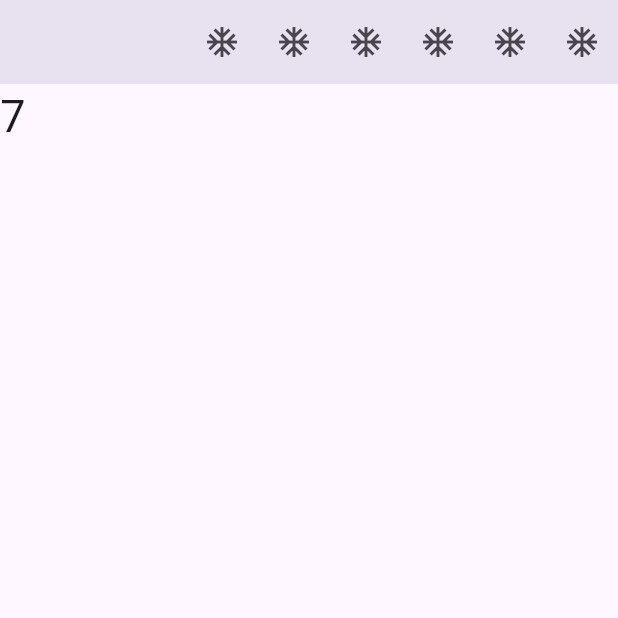
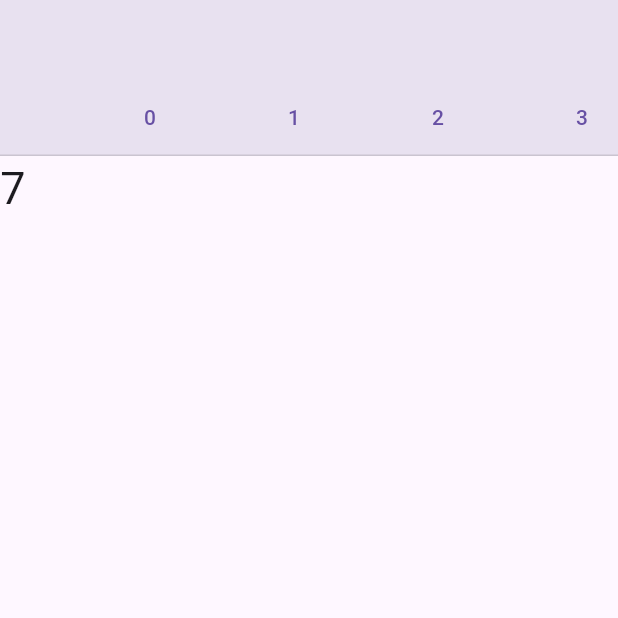
Before and after one commit to toyotarou/test_auto_scroll_sample, a Flutter app: the screen it shows after launch, on a phone screen of 412 x 824 dp, the top half of it. Run offline on Flutter 3.47's test engine with Material 3 defaults, Android fonts, the phone set to English and light mode, and no system bars.

Commit message:
commit 20240622

```diff
--- a/lib/screens/home_screen.dart
+++ b/lib/screens/home_screen.dart
@@ -1,3 +1,4 @@
+import 'package:flutter/cupertino.dart';
 import 'package:flutter/material.dart';
 
 class HomeScreen extends StatelessWidget {
@@ -20,39 +21,29 @@ class HomeScreen extends StatelessWidget {
   ///
   @override
   Widget build(BuildContext context) {
-    globalKeyList = List.generate(10, (index) => GlobalKey());
+    globalKeyList = List.generate(20, (index) => GlobalKey());
 
     WidgetsBinding.instance.addPostFrameCallback((_) {
       scrollToIndex(7);
     });
 
-    return Scaffold(
+    return DefaultTabController(
+      length: 15,
+      child: Scaffold(
         appBar: AppBar(
-        actions: [
-          IconButton(
-              onPressed: () => scrollToIndex(0),
-              icon: const Icon(Icons.ac_unit)),
-          IconButton(
-              onPressed: () => scrollToIndex(1),
-              icon: const Icon(Icons.ac_unit)),
-          IconButton(
-              onPressed: () => scrollToIndex(2),
-              icon: const Icon(Icons.ac_unit)),
-          IconButton(
-              onPressed: () => scrollToIndex(3),
-              icon: const Icon(Icons.ac_unit)),
-          IconButton(
-              onPressed: () => scrollToIndex(4),
-              icon: const Icon(Icons.ac_unit)),
-          IconButton(
-              onPressed: () => scrollToIndex(5),
-              icon: const Icon(Icons.ac_unit)),
-        ],
+          bottom: TabBar(
+            isScrollable: true,
+            indicatorColor: Colors.transparent,
+            labelColor: Colors.transparent,
+            padding: EdgeInsets.zero,
+            tabs: _getTabs(),
+          ),
         ),
         body: SingleChildScrollView(
           controller: scrollController,
           child: Column(
-          children: [0, 1, 2, 3, 4, 5, 6, 7, 8, 9].map((e) {
+            children:
+                [0, 1, 2, 3, 4, 5, 6, 7, 8, 9, 10, 11, 12, 13, 14].map((e) {
               return Column(
                 children: [
                   Row(
@@ -69,6 +60,23 @@ class HomeScreen extends StatelessWidget {
             }).toList(),
           ),
         ),
+      ),
     );
   }
+
+  List<Widget> _getTabs() {
+    List<Widget> list = [];
+
+    for (var i = 0; i < 15; i++) {
+      list.add(
+        TextButton(
+          onPressed: () {
+            scrollToIndex(i);
+          },
+          child: Text(i.toString()),
+        ),
+      );
     }
+    return list;
+  }
+}
```
Lines whose indentation alone changed are shown as unchanged.
